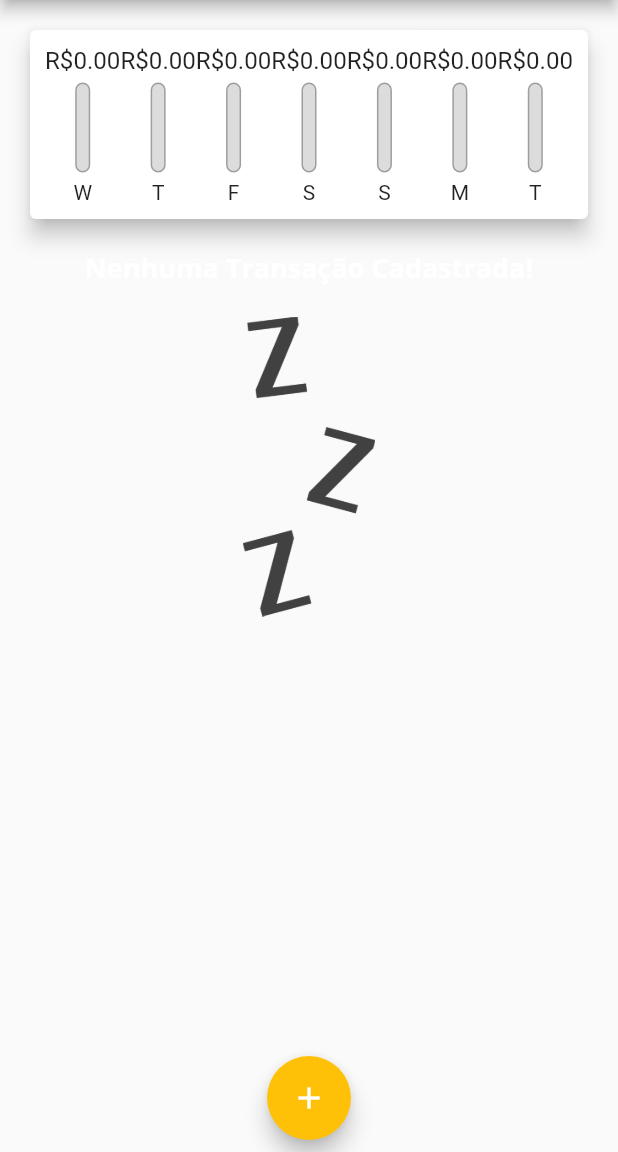
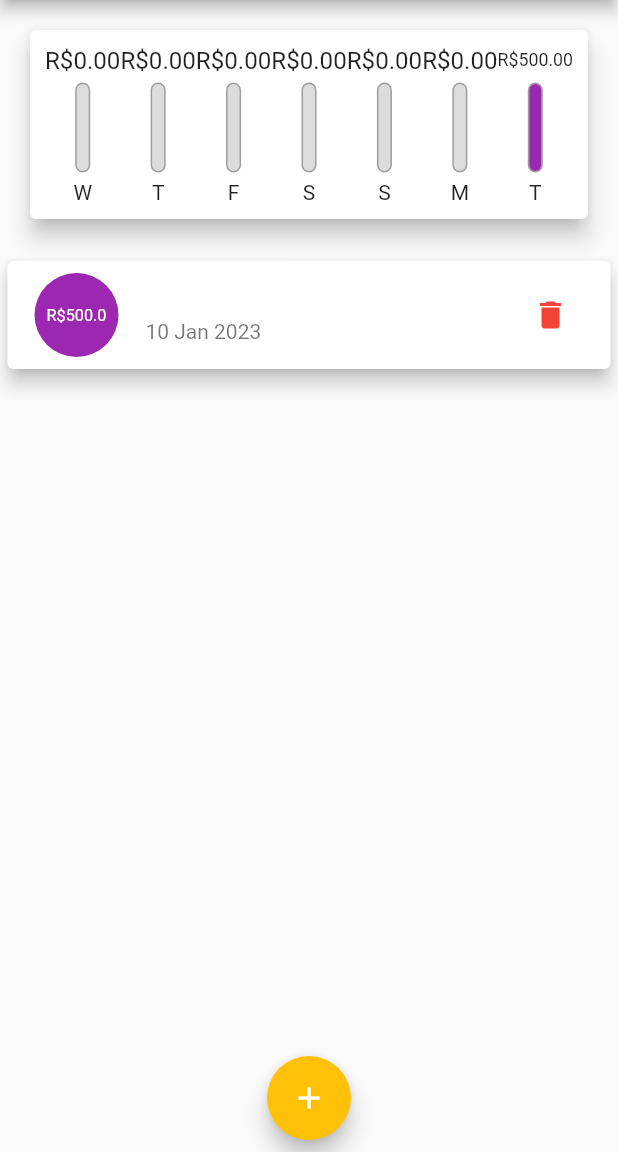
Before and after one commit to anderson-s/AppDespesasPessoais, a Flutter app: the screen it shows after launch, on a phone screen of 412 x 824 dp, the part 84-1236 px from its top. Run offline on Flutter 3.47's test engine with Material 2 defaults, Android fonts, the phone set to English and light mode, and no system bars.

Commit message:
Adicionando remoção de transação

```diff
--- a/lib/view/components/lista_de_transacoes.dart
+++ b/lib/view/components/lista_de_transacoes.dart
@@ -4,7 +4,8 @@ import 'package:intl/intl.dart';
 
 class ListasTransacoes extends StatelessWidget {
   final List<Transacao> listaTransacoes;
-  const ListasTransacoes({super.key, required this.listaTransacoes});
+  final Function(String) remover;
+  const ListasTransacoes({super.key, required this.listaTransacoes, required this.remover});
 
   @override
   Widget build(BuildContext context) {
@@ -56,6 +57,15 @@ class ListasTransacoes extends StatelessWidget {
                         ),
                       ),
                     ),
+                    trailing: IconButton(
+                      onPressed: () {
+                        remover(e.id);
+                      },
+                      icon: const Icon(
+                        Icons.delete,
+                        color: Colors.red,
+                      ),
+                    ),
                     title: Text(
                       e.titulo,
                       style: Theme.of(context).textTheme.headline6,
--- a/lib/view/home.dart
+++ b/lib/view/home.dart
@@ -12,7 +12,9 @@ class Home extends StatefulWidget {
 }
 
 class _HomeState extends State<Home> {
-  List<Transacao> transacoes = [];
+  List<Transacao> transacoes = [
+    Transacao(id: "id", titulo: "titulo", valor: 500.00, data: DateTime.now())
+  ];
 
   List<Transacao> _transacoesRecentes() {
     return transacoes.where((element) {
@@ -42,6 +44,13 @@ class _HomeState extends State<Home> {
     Navigator.pop(context);
   }
 
+  deletar(String id) {
+    setState(() {
+      transacoes.removeWhere((element) => element.id == id);
+    });
+    // Navigator.pop(context);
+  }
+
   @override
   Widget build(BuildContext context) {
     return Scaffold(
@@ -68,7 +77,7 @@ class _HomeState extends State<Home> {
             ),
             Column(
               children: [
-                ListasTransacoes(listaTransacoes: transacoes),
+                ListasTransacoes(listaTransacoes: transacoes, remover: deletar),
               ],
             ),
           ],
```
